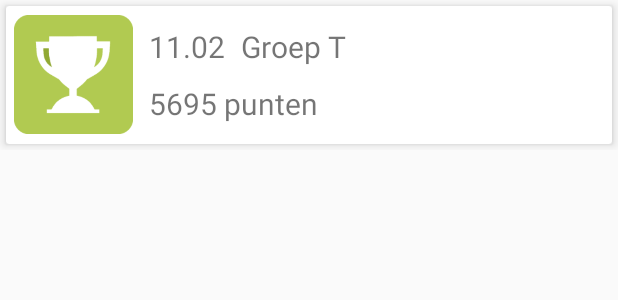
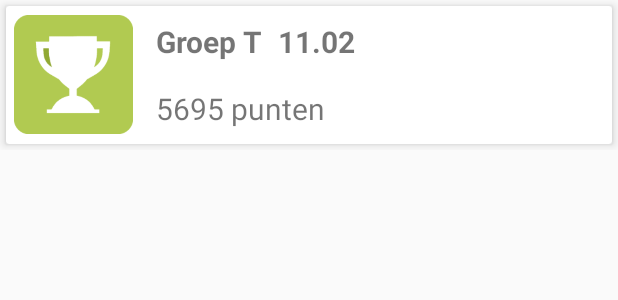
Before and after one commit to maxhelskens/EnergieCircus, an Android app: the layout school_card.xml on its own in the app's theme, with its tools: preview values and no code run, on a phone screen of 412 x 824 dp. Shown: the top 300 px of the screen. Run offline under Robolectric (Android 15) with nearby library versions, the phone set to English and light mode, and no system bars.

Commit message:
eindscherm af

```diff
--- a/app/src/main/java/com/example/max/energiecircus/RecyclerAdapter.java
+++ b/app/src/main/java/com/example/max/energiecircus/RecyclerAdapter.java
@@ -45,7 +45,7 @@ public class RecyclerAdapter  extends RecyclerView.Adapter<RecyclerAdapter.ViewH
     public void onBindViewHolder(ViewHolder holder, int position) {
         holder.schoolname.setText(dataSet.get(position).getGroepsnaam());
         holder.classname.setText(dataSet.get(position).getClassname());
-        holder.highscore.setText(dataSet.get(position).getHighscore());
+        holder.highscore.setText("Resterende energie: " + dataSet.get(position).getHighscore() + " Watt per leerling");
         switch(position){
             case 0:
                 holder.schoolimage.setImageResource(R.drawable.goud);
--- a/app/src/main/res/layout/school_card.xml
+++ b/app/src/main/res/layout/school_card.xml
@@ -28,46 +28,50 @@
                 android:padding="5dp"
                 android:src="@drawable/trophynew2"/>
 
-            <LinearLayout
+            <RelativeLayout
                 android:id="@+id/vertical_card_layout"
                 android:orientation="vertical"
-                android:layout_width="wrap_content"
-                android:layout_height="wrap_content"
+                android:layout_width="match_parent"
+                android:layout_height="match_parent"
                 android:layout_gravity="center">
 
-                <LinearLayout
-                    android:orientation="horizontal"
+
+                <TextView
+                    android:text="Groep T"
                     android:layout_width="wrap_content"
                     android:layout_height="wrap_content"
-                    android:layout_gravity="center">
-
-                    <TextView
-                        android:text="11.02"
-                        android:layout_width="match_parent"
-                        android:layout_height="wrap_content"
-                        android:padding="5dp"
-                        android:textSize="20dp"
-                        android:id="@+id/card_classname" />
-
-                    <TextView
-                        android:text="Groep T"
-                        android:layout_width="match_parent"
-                        android:layout_height="wrap_content"
-                        android:padding="5dp"
-                        android:textSize="20dp"
-                        android:id="@+id/card_schoolname" />
-
-                </LinearLayout>
+                    android:id="@+id/card_classname"
+                    android:textSize="20dp"
+                    android:paddingLeft="10dp"
+                    android:paddingTop="10dp"
+                    android:textStyle="normal|bold" />
 
                 <TextView
                     android:text="5695 punten"
-                    android:layout_width="match_parent"
+                    android:layout_width="wrap_content"
                     android:layout_height="wrap_content"
-                    android:padding="5dp"
                     android:textSize="20dp"
-                    android:id="@+id/card_highscore" />
+                    android:id="@+id/card_highscore"
+                    android:layout_alignParentBottom="true"
+                    android:layout_alignParentLeft="true"
+                    android:layout_alignParentStart="true"
+                    android:paddingBottom="10dp"
+                    android:paddingLeft="10dp" />
 
-            </LinearLayout>
+                <TextView
+                    android:text="11.02"
+                    android:layout_width="wrap_content"
+                    android:layout_height="wrap_content"
+                    android:textSize="20dp"
+                    android:id="@+id/card_schoolname"
+                    android:paddingTop="10dp"
+                    android:layout_alignParentTop="true"
+                    android:layout_toRightOf="@+id/card_classname"
+                    android:layout_toEndOf="@+id/card_classname"
+                    android:layout_marginLeft="10dp"
+                    android:textStyle="normal|bold" />
+
+            </RelativeLayout>
 
         </LinearLayout>
 
```
